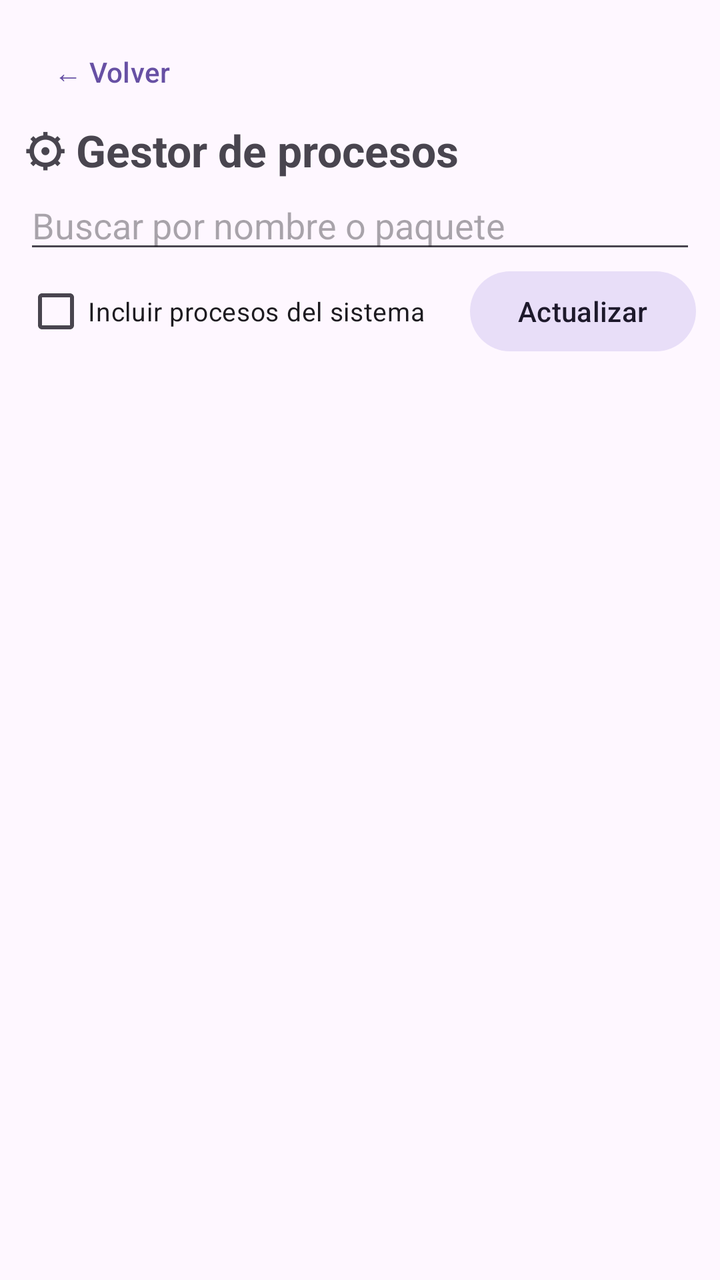
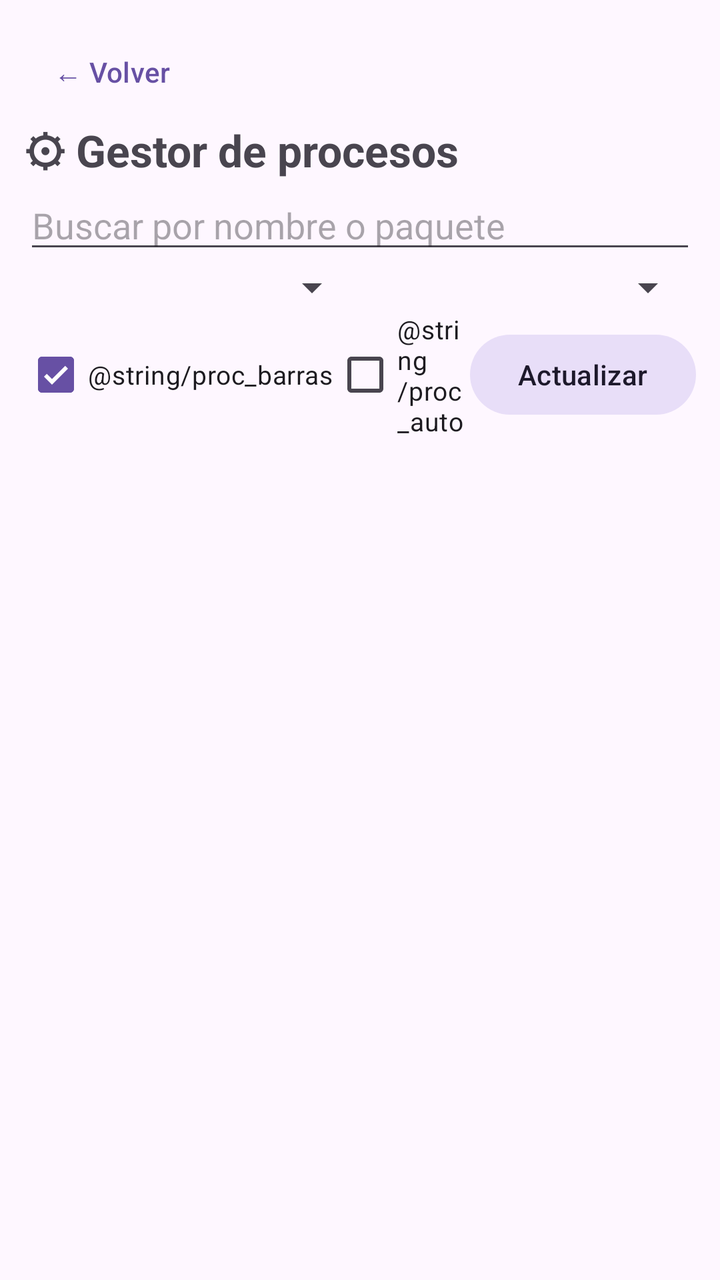

An Android layout rendered at two revisions. The XML below is the earlier revision; the diff shows what the commit changed to produce the second picture.
<!-- AndroidManifest.xml: application theme Theme.Suite -->
<!-- res/layout/activity_procesos.xml -->
<?xml version="1.0" encoding="utf-8"?>
<LinearLayout xmlns:android="http://schemas.android.com/apk/res/android"
    android:layout_width="match_parent"
    android:layout_height="match_parent"
    android:orientation="vertical"
    android:padding="12dp">

    <com.google.android.material.button.MaterialButton
        android:id="@+id/btnVolver"
        style="@style/Widget.Material3.Button.TextButton"
        android:layout_width="wrap_content"
        android:layout_height="wrap_content"
        android:text="@string/volver" />

    <TextView
        android:layout_width="match_parent"
        android:layout_height="wrap_content"
        android:text="@string/menu_procesos"
        android:textSize="22sp"
        android:textStyle="bold" />

    <TextView
        android:id="@+id/procAviso"
        android:layout_width="match_parent"
        android:layout_height="wrap_content"
        android:layout_marginTop="6dp"
        android:text="@string/requiere_modo_avanzado"
        android:textSize="13sp"
        android:visibility="gone" />

    <com.google.android.material.button.MaterialButton
        android:id="@+id/btnProcModoAvanzado"
        style="@style/Widget.Material3.Button.TonalButton"
        android:layout_width="wrap_content"
        android:layout_height="wrap_content"
        android:text="@string/abrir_modo_avanzado"
        android:visibility="gone" />

    <EditText
        android:id="@+id/etBuscarProc"
        android:layout_width="match_parent"
        android:layout_height="wrap_content"
        android:hint="@string/hint_buscar_proc"
        android:importantForAutofill="no"
        android:inputType="text"
        android:maxLines="1" />

    <LinearLayout
        android:layout_width="match_parent"
        android:layout_height="wrap_content"
        android:gravity="center_vertical"
        android:orientation="horizontal">

        <CheckBox
            android:id="@+id/chkProcSistema"
            android:layout_width="0dp"
            android:layout_height="wrap_content"
            android:layout_weight="1"
            android:text="@string/proc_ver_sistema"
            android:textSize="13sp" />

        <com.google.android.material.button.MaterialButton
            android:id="@+id/btnProcActualizar"
            style="@style/Widget.Material3.Button.TonalButton"
            android:layout_width="wrap_content"
            android:layout_height="wrap_content"
            android:text="@string/actualizar" />
    </LinearLayout>

    <TextView
        android:id="@+id/procResumen"
        android:layout_width="match_parent"
        android:layout_height="wrap_content"
        android:textSize="12sp" />

    <ListView
        android:id="@+id/listaProcesos"
        android:layout_width="match_parent"
        android:layout_height="0dp"
        android:layout_marginTop="4dp"
        android:layout_weight="1" />
</LinearLayout>
<!-- resources referenced by this layout -->
<resources>
  <string name="abrir_modo_avanzado">Abrir el Modo Avanzado</string>
  <string name="actualizar">Actualizar</string>
  <string name="hint_buscar_proc">Buscar por nombre o paquete</string>
  <string name="menu_procesos">⚙ Gestor de procesos</string>
  <string name="proc_ver_sistema">Incluir procesos del sistema</string>
  <string name="requiere_modo_avanzado">Requiere el Modo Avanzado. Empareja y conecta la depuración inalámbrica para usar esta función.</string>
  <string name="volver">← Volver</string>
  <style name="Theme.Suite" parent="Theme.Material3.DayNight.NoActionBar" />
</resources>

<!-- the commit's change to res/layout/activity_procesos.xml (unified diff, before → after) -->
@@ -36,6 +36,12 @@
         android:text="@string/abrir_modo_avanzado"
         android:visibility="gone" />
 
+    <LinearLayout
+        android:id="@+id/cabeceraSistema"
+        android:layout_width="match_parent"
+        android:layout_height="wrap_content"
+        android:orientation="vertical" />
+
     <EditText
         android:id="@+id/etBuscarProc"
         android:layout_width="match_parent"
@@ -48,15 +54,41 @@
     <LinearLayout
         android:layout_width="match_parent"
         android:layout_height="wrap_content"
+        android:orientation="horizontal">
+
+        <Spinner
+            android:id="@+id/spOrden"
+            android:layout_width="0dp"
+            android:layout_height="wrap_content"
+            android:layout_weight="1" />
+
+        <Spinner
+            android:id="@+id/spFiltro"
+            android:layout_width="0dp"
+            android:layout_height="wrap_content"
+            android:layout_weight="1" />
+    </LinearLayout>
+
+    <LinearLayout
+        android:layout_width="match_parent"
+        android:layout_height="wrap_content"
         android:gravity="center_vertical"
         android:orientation="horizontal">
 
         <CheckBox
-            android:id="@+id/chkProcSistema"
+            android:id="@+id/chkProcBarras"
+            android:layout_width="wrap_content"
+            android:layout_height="wrap_content"
+            android:checked="true"
+            android:text="@string/proc_barras"
+            android:textSize="13sp" />
+
+        <CheckBox
+            android:id="@+id/chkProcAuto"
             android:layout_width="0dp"
             android:layout_height="wrap_content"
             android:layout_weight="1"
-            android:text="@string/proc_ver_sistema"
+            android:text="@string/proc_auto"
             android:textSize="13sp" />
 
         <com.google.android.material.button.MaterialButton
<!-- resource entries referenced after the edit -->
@@ -4,7 +4,6 @@
   <string name="actualizar">Actualizar</string>
   <string name="hint_buscar_proc">Buscar por nombre o paquete</string>
   <string name="menu_procesos">⚙ Gestor de procesos</string>
-  <string name="proc_ver_sistema">Incluir procesos del sistema</string>
   <string name="requiere_modo_avanzado">Requiere el Modo Avanzado. Empareja y conecta la depuración inalámbrica para usar esta función.</string>
   <string name="volver">← Volver</string>
   <style name="Theme.Suite" parent="Theme.Material3.DayNight.NoActionBar" />
